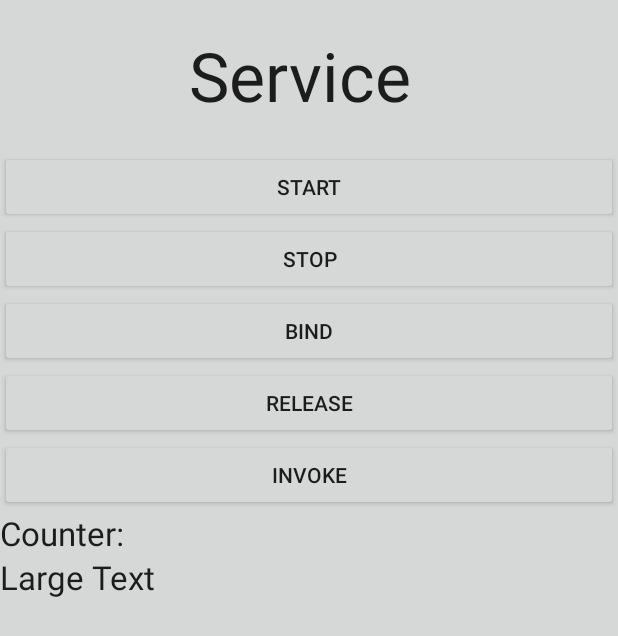
After one commit to xuugii/AgileAndroid, an Android app: the layout service_view.xml on its own in the app's theme, with its tools: preview values and no code run, on a phone screen of 412 x 824 dp. The commit adds this screen. Shown: the top 636 px of the screen. Run offline under Robolectric (Android 15) with nearby library versions, the light colour scheme and no system bars.

Commit message:
Service up and running with counter

```diff
--- a/GitHubPro/app/src/main/java/githubnotify/githubpro/com/githubnotify/NavigationDrawerFragment.java
+++ b/GitHubPro/app/src/main/java/githubnotify/githubpro/com/githubnotify/NavigationDrawerFragment.java
@@ -105,6 +105,7 @@ public class NavigationDrawerFragment extends Fragment {
                         getString(R.string.title_section1),
                         getString(R.string.title_section2),
                         getString(R.string.title_section3),
+                        getString(R.string.title_section4),
                 }));
         mDrawerListView.setItemChecked(mCurrentSelectedPosition, true);
         return mDrawerListView;
--- /dev/null
+++ b/GitHubPro/app/src/main/res/layout/service_view.xml
@@ -0,0 +1,74 @@
+<?xml version="1.0" encoding="utf-8"?>
+
+<LinearLayout xmlns:android="http://schemas.android.com/apk/res/android"
+    android:orientation="vertical" android:layout_width="match_parent"
+    android:layout_height="match_parent" android:background="@color/button_material_light">
+
+    <FrameLayout android:id="@+id/loginFrame" android:layout_width="match_parent"
+        android:layout_height="match_parent" >
+
+        <LinearLayout
+            android:orientation="vertical"
+            android:layout_width="fill_parent"
+            android:layout_height="fill_parent"
+            android:layout_gravity="center"
+            android:id="@+id/login">
+
+            <TextView
+                android:layout_width="wrap_content"
+                android:layout_height="wrap_content"
+                android:textAppearance="?android:attr/textAppearanceLarge"
+                android:text="Service "
+                android:textSize="45sp"
+                android:id="@+id/serviceTitle"
+                android:layout_gravity="center_horizontal"
+                android:layout_marginTop="20dp"
+                android:layout_marginBottom="20dp" />
+            <Button
+                android:layout_width="match_parent"
+                android:layout_height="wrap_content"
+                android:text="Start"
+                android:id="@+id/serviceStart"
+                android:layout_gravity="right" />
+            <Button
+                android:layout_width="match_parent"
+                android:layout_height="wrap_content"
+                android:text="Stop"
+                android:id="@+id/serviceStop"
+                android:layout_gravity="right" />
+            <Button
+                android:layout_width="match_parent"
+                android:layout_height="wrap_content"
+                android:text="Bind"
+                android:id="@+id/serviceBind"
+                android:layout_gravity="right" />
+            <Button
+                android:layout_width="match_parent"
+                android:layout_height="wrap_content"
+                android:text="Release"
+                android:id="@+id/serviceRelease"
+                android:layout_gravity="right" />
+             <Button
+                android:layout_width="match_parent"
+                android:layout_height="wrap_content"
+                android:text="Invoke"
+                android:id="@+id/serviceInvoke"
+                android:layout_gravity="right" />
+
+            <TextView
+                android:layout_width="wrap_content"
+                android:layout_height="wrap_content"
+                android:textAppearance="?android:attr/textAppearanceLarge"
+                android:text="Counter: "
+                android:id="@+id/serviceCounter" />
+
+            <TextView
+                android:layout_width="wrap_content"
+                android:layout_height="wrap_content"
+                android:textAppearance="?android:attr/textAppearanceLarge"
+                android:text="Large Text"
+                android:id="@+id/serviceStatus" />
+            android:layout_gravity="right" />
+        </LinearLayout>
+    </FrameLayout>
+</LinearLayout>
--- a/GitHubPro/app/src/main/res/values/strings.xml
+++ b/GitHubPro/app/src/main/res/values/strings.xml
@@ -4,7 +4,7 @@
     <string name="title_section1">Git notification</string>
     <string name="title_section2">Take a note </string>
     <string name="title_section3">Planning poker</string>
-
+    <string name="title_section4">Service</string>
     <string name="navigation_drawer_open">Open navigation drawer</string>
     <string name="navigation_drawer_close">Close navigation drawer</string>
 
```
Also changed, not shown: GitHubPro/app/src/main/java/githubnotify/githubpro/com/githubnotify/MainActivity.java (+49 -6 lines).
